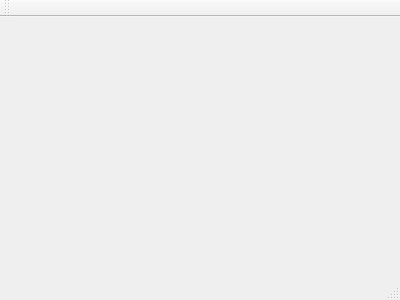
orichalque/quelleEstCetteNote, file quelleEstCetteNote/QuelleEstCetteNote2/mainwindow.ui: the form before one commit.
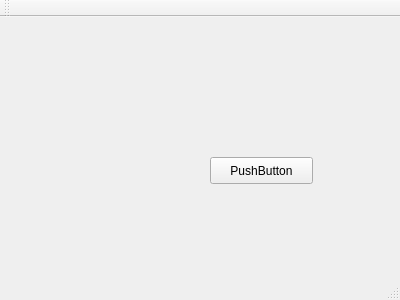
The form after the commit.

What changed in the file:
```diff
--- a/quelleEstCetteNote/QuelleEstCetteNote2/mainwindow.ui
+++ b/quelleEstCetteNote/QuelleEstCetteNote2/mainwindow.ui
@@ -13,7 +13,21 @@
   <property name="windowTitle">
    <string>MainWindow</string>
   </property>
-  <widget class="QWidget" name="centralWidget"/>
+  <widget class="QWidget" name="centralWidget">
+   <widget class="QPushButton" name="pushButton">
+    <property name="geometry">
+     <rect>
+      <x>210</x>
+      <y>140</y>
+      <width>103</width>
+      <height>27</height>
+     </rect>
+    </property>
+    <property name="text">
+     <string>PushButton</string>
+    </property>
+   </widget>
+  </widget>
   <widget class="QMenuBar" name="menuBar">
    <property name="geometry">
     <rect>
```
Left out of the diff: 2 changed lines with no effect on the pictures.
